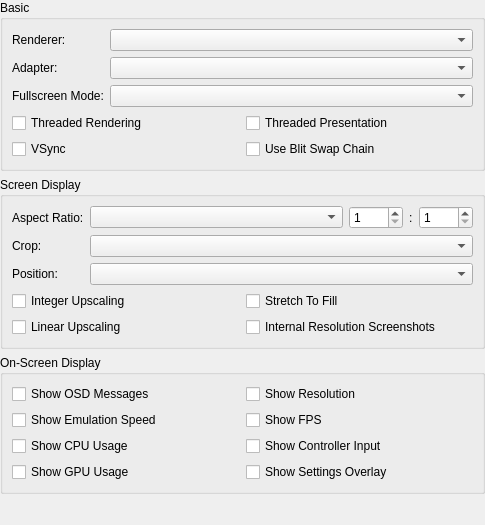
Old version of the form src/duckstation-qt/displaysettingswidget.ui in the repository kofxi3584karlayang/duckstation.
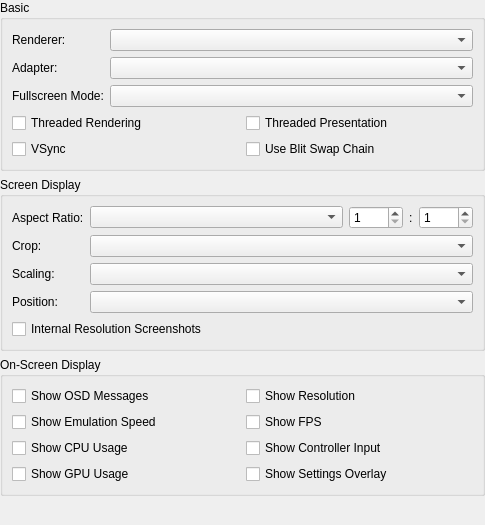
New version of the form.

Commit message:
GPU: Add scaling shader support
Currently only Bilinear (Sharp).

What changed in the file:
```diff
--- a/src/duckstation-qt/displaysettingswidget.ui
+++ b/src/duckstation-qt/displaysettingswidget.ui
@@ -154,40 +154,19 @@
       <item row="1" column="1">
        <widget class="QComboBox" name="displayCropMode"/>
       </item>
-      <item row="2" column="0">
+      <item row="3" column="0">
        <widget class="QLabel" name="label_7">
         <property name="text">
          <string>Position:</string>
         </property>
        </widget>
       </item>
-      <item row="2" column="1">
+      <item row="3" column="1">
        <widget class="QComboBox" name="displayAlignment"/>
       </item>
-      <item row="3" column="0" colspan="2">
+      <item row="4" column="0" colspan="2">
        <layout class="QGridLayout" name="gridLayout">
-        <item row="0" column="0">
-         <widget class="QCheckBox" name="displayIntegerScaling">
-          <property name="text">
-           <string>Integer Upscaling</string>
-          </property>
-         </widget>
-        </item>
-        <item row="0" column="1">
-         <widget class="QCheckBox" name="displayStretch">
-          <property name="text">
-           <string>Stretch To Fill</string>
-          </property>
-         </widget>
-        </item>
         <item row="1" column="0">
-         <widget class="QCheckBox" name="displayLinearFiltering">
-          <property name="text">
-           <string>Linear Upscaling</string>
-          </property>
-         </widget>
-        </item>
-        <item row="1" column="1">
          <widget class="QCheckBox" name="internalResolutionScreenshots">
           <property name="text">
            <string>Internal Resolution Screenshots</string>
@@ -196,6 +175,16 @@
         </item>
        </layout>
       </item>
+      <item row="2" column="0">
+       <widget class="QLabel" name="label_6">
+        <property name="text">
+         <string>Scaling:</string>
+        </property>
+       </widget>
+      </item>
+      <item row="2" column="1">
+       <widget class="QComboBox" name="displayScaling"/>
+      </item>
      </layout>
     </widget>
    </item>
```
The commit also changes 22 other files.
